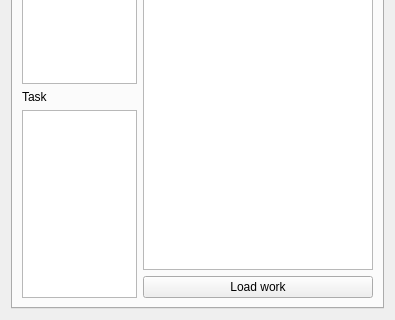
Above: scripts/psyhive/tools/hive_bro.ui from Psyop/psyhive before the change; both pictures show x 0 to 395 and y 385 to 705 of the 395 by 705 pixel window. Below: the same form after it.
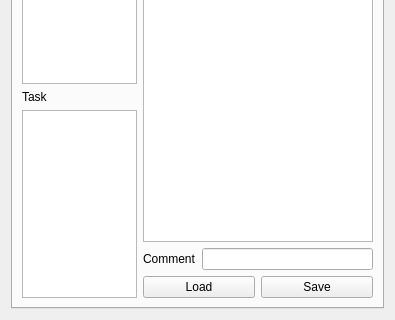
That is the form after the change. The open tabs and pages were chosen to show the change. Custom widgets are drawn as their Qt base class.

Commit message: qt interface: check settings file writable on init, | psyhive: qt.HUiDialog touch settings file on init, tk.TTWorkFileBase.find_next added, tk.TTWorkFileBase.find_vers match base class, tk.TTWorkFileBase.get_metadata warn on inefficent read, utils.File.nice_size added,

The edit to the form file:
```diff
--- a/scripts/psyhive/tools/hive_bro.ui
+++ b/scripts/psyhive/tools/hive_bro.ui
@@ -198,11 +198,42 @@
             </widget>
            </item>
            <item>
-            <widget class="QPushButton" name="shot_load">
-             <property name="text">
-              <string>Load work</string>
-             </property>
-            </widget>
+            <layout class="QHBoxLayout" name="horizontalLayout_4">
+             <item>
+              <widget class="QLabel" name="save_comment_label">
+               <property name="maximumSize">
+                <size>
+                 <width>1000</width>
+                 <height>80</height>
+                </size>
+               </property>
+               <property name="text">
+                <string>Comment</string>
+               </property>
+              </widget>
+             </item>
+             <item>
+              <widget class="QLineEdit" name="save_comment"/>
+             </item>
+            </layout>
+           </item>
+           <item>
+            <layout class="QHBoxLayout" name="horizontalLayout_3">
+             <item>
+              <widget class="QPushButton" name="shot_load">
+               <property name="text">
+                <string>Load</string>
+               </property>
+              </widget>
+             </item>
+             <item>
+              <widget class="QPushButton" name="shot_save">
+               <property name="text">
+                <string>Save</string>
+               </property>
+              </widget>
+             </item>
+            </layout>
            </item>
           </layout>
          </item>
```
Left out of the diff: 2 changed lines with no effect on the pictures. The commit also changes 4 other files.
